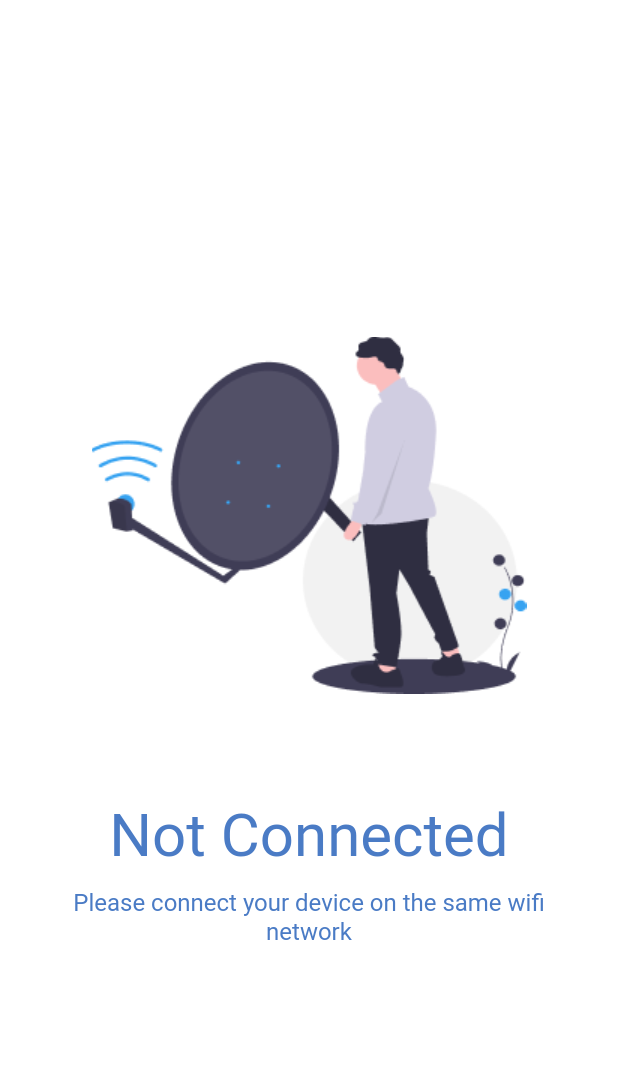
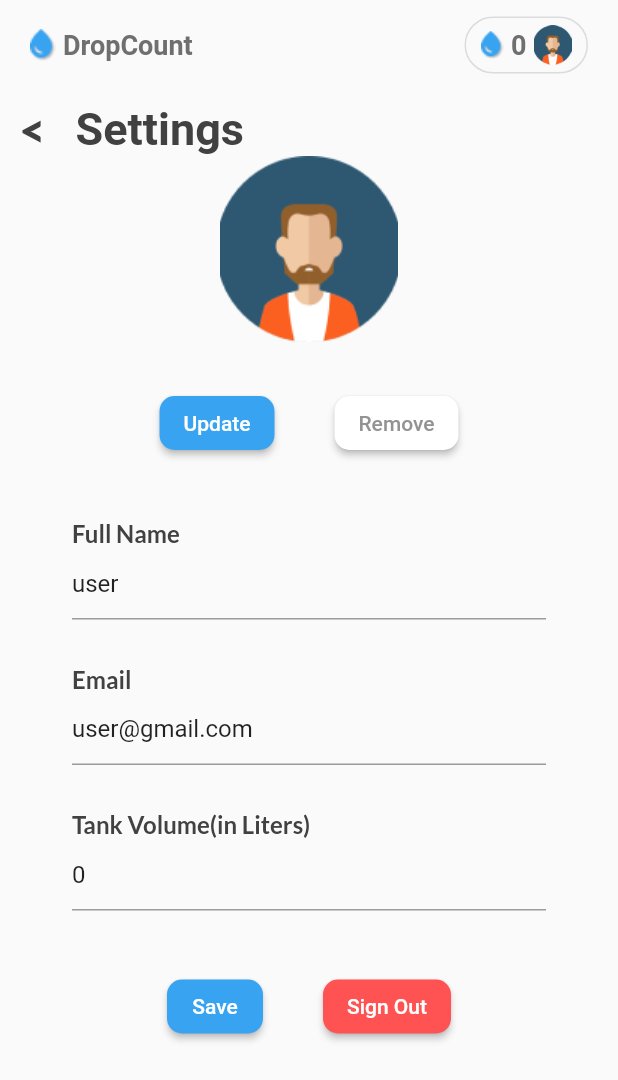
Before and after one commit to dscmriirs/DropCount, a Flutter app: the screen it shows after launch, on a phone screen of 412 x 824 dp. Shown: the top 1080 px of the screen. Run offline on Flutter 3.47's test engine with Material 2 defaults, Android fonts, the phone set to English and light mode, and no system bars; our stand-ins replace google_fonts.

Commit message:
added settings page

```diff
--- a/lib/components/appBar.dart
+++ b/lib/components/appBar.dart
@@ -7,7 +7,7 @@ class appBar extends StatelessWidget with PreferredSizeWidget {
   @override
   Widget build(BuildContext context) {
     return Container(
-        padding: const EdgeInsets.symmetric(horizontal: 20, vertical: 25),
+        padding: const EdgeInsets.symmetric(horizontal: 20),
         child: Column(
             mainAxisAlignment: MainAxisAlignment.center,
             crossAxisAlignment: CrossAxisAlignment.center,
@@ -69,5 +69,5 @@ class appBar extends StatelessWidget with PreferredSizeWidget {
   }
 
   @override
-  Size get preferredSize => const Size.fromHeight(90);
+  Size get preferredSize => const Size.fromHeight(60);
 }
--- a/lib/main.dart
+++ b/lib/main.dart
@@ -1,7 +1,8 @@
 import 'package:flutter/material.dart';
-import '../screens/EntryPage.dart';
-import '../screens/AboutPage.dart';
-import '../screens/NotConnectedPage.dart';
+import 'screens/EntryPage.dart';
+import 'screens/AboutPage.dart';
+import 'screens/NotConnectedPage.dart';
+import 'screens/Settings.dart';
 
 void main() {
   runApp(const MyApp());
@@ -26,7 +27,6 @@ class MyHomePage extends StatelessWidget {
 
   @override
   Widget build(BuildContext context) {
-    return const Material(
-        type: MaterialType.transparency, child: NotConnected());
+    return const Material(type: MaterialType.transparency, child: Settings());
   }
 }
--- /dev/null
+++ b/lib/screens/Settings.dart
@@ -0,0 +1,239 @@
+// ignore_for_file: unnecessary_new
+
+import 'package:flutter/material.dart';
+import 'package:flutter/services.dart';
+import 'package:google_fonts/google_fonts.dart';
+import '../components/appBar.dart';
+
+class Settings extends StatelessWidget {
+  final String name, email;
+  final int volume;
+  const Settings(
+      {Key? key,
+      this.name = 'user',
+      this.email = 'user@gmail.com',
+      this.volume = 0})
+      : super(key: key);
+  @override
+  Widget build(BuildContext context) {
+    return SafeArea(
+        child: Scaffold(
+            appBar: const appBar(),
+            body: SingleChildScrollView(
+                child: Padding(
+                    padding: const EdgeInsets.all(8.0),
+                    child: Column(
+                        crossAxisAlignment: CrossAxisAlignment.start,
+                        mainAxisAlignment: MainAxisAlignment.center,
+                        children: <Widget>[
+                          Padding(
+                            padding: const EdgeInsets.only(left: 5),
+                            child: Row(
+                              children: [
+                                Row(
+                                  children: [
+                                    // InkWell(
+                                    //   onTap: () => {},
+                                    //   child: Text(
+                                    //     '<',
+                                    //     textAlign: TextAlign.justify,
+                                    //     style: GoogleFonts.lato(
+                                    //       fontSize: 16,
+                                    //       fontWeight: FontWeight.w400,
+                                    //       color: Color.fromRGBO(65, 65, 65, 1),
+                                    //     ),
+                                    //   ),
+                                    // ),
+                                    Padding(
+                                      padding: const EdgeInsets.only(right: 20),
+                                      child: Text(
+                                        '<',
+                                        textAlign: TextAlign.justify,
+                                        style: GoogleFonts.lato(
+                                          fontSize: 30,
+                                          fontWeight: FontWeight.w900,
+                                          color: Color.fromRGBO(65, 65, 65, 1),
+                                        ),
+                                      ),
+                                    ),
+                                    Text(
+                                      'Settings',
+                                      textAlign: TextAlign.justify,
+                                      style: GoogleFonts.roboto(
+                                        fontSize: 30,
+                                        fontWeight: FontWeight.w700,
+                                        color: Color.fromRGBO(65, 65, 65, 1),
+                                      ),
+                                    ),
+                                  ],
+                                ),
+                              ],
+                            ),
+                          ),
+                          Row(
+                            mainAxisAlignment: MainAxisAlignment.center,
+                            children: [
+                              Image.asset('assets/images/userIcon.png')
+                            ],
+                          ),
+                          Container(
+                              margin: const EdgeInsets.symmetric(vertical: 30),
+                              child: Row(
+                                mainAxisAlignment: MainAxisAlignment.center,
+                                children: [
+                                  Container(
+                                      margin: const EdgeInsets.only(right: 20),
+                                      child: ElevatedButton(
+                                          onPressed: () {},
+                                          child: const Text('Update'),
+                                          style: ElevatedButton.styleFrom(
+                                            shape: RoundedRectangleBorder(
+                                                borderRadius:
+                                                    BorderRadius.circular(
+                                                        10.0)),
+                                            primary: const Color.fromRGBO(
+                                                55, 163, 241, 1),
+                                          ))),
+                                  Container(
+                                      margin: const EdgeInsets.only(left: 20),
+                                      child: ElevatedButton(
+                                          onPressed: () {},
+                                          child: const Text('Remove'),
+                                          style: ElevatedButton.styleFrom(
+                                            shape: RoundedRectangleBorder(
+                                                borderRadius:
+                                                    BorderRadius.circular(
+                                                        10.0)),
+                                            primary: Colors.white,
+                                            onPrimary: const Color.fromRGBO(
+                                                147, 147, 147, 1),
+                                          ))),
+                                ],
+                              )),
+                          Container(
+                              margin: const EdgeInsets.symmetric(
+                                  horizontal: 40, vertical: 10),
+                              child: Column(
+                                crossAxisAlignment: CrossAxisAlignment.start,
+                                mainAxisAlignment:
+                                    MainAxisAlignment.spaceEvenly,
+                                children: [
+                                  Text(
+                                    'Full Name',
+                                    style: GoogleFonts.lato(
+                                        fontSize: 16,
+                                        color:
+                                            const Color.fromRGBO(65, 65, 65, 1),
+                                        fontWeight: FontWeight.bold),
+                                  ),
+                                  TextFormField(
+                                      validator: (value) {
+                                        if (value == null || value.isEmpty) {
+                                          return 'Please enter some text';
+                                        }
+                                        return null;
+                                      },
+                                      initialValue: name,
+                                      decoration: const InputDecoration(
+                                        hintText: 'Enter Username',
+                                      )),
+                                  Container(
+                                    height: 30,
+                                  ),
+                                  Text(
+                                    'Email',
+                                    style: GoogleFonts.lato(
+                                        fontSize: 16,
+                                        color:
+                                            const Color.fromRGBO(65, 65, 65, 1),
+                                        fontWeight: FontWeight.bold),
+                                  ),
+                                  TextFormField(
+                                      validator: (value) {
+                                        if (value == null || value.isEmpty) {
+                                          return 'Please enter some text';
+                                        }
+                                        return null;
+                                      },
+                                      initialValue: email,
+                                      decoration: const InputDecoration(
+                                        hintText: 'Enter Email',
+                                      )),
+                                  Container(
+                                    height: 30,
+                                  ),
+                                  Text(
+                                    'Tank Volume(in Liters)',
+                                    style: GoogleFonts.lato(
+                                        fontSize: 16,
+                                        color:
+                                            const Color.fromRGBO(65, 65, 65, 1),
+                                        fontWeight: FontWeight.bold),
+                                  ),
+                                  TextFormField(
+                                      validator: (value) {
+                                        if (value == null || value.isEmpty) {
+                                          return 'Please enter some text';
+                                        }
+                                        return null;
+                                      },
+                                      keyboardType:
+                                          const TextInputType.numberWithOptions(
+                                              decimal: true),
+                                      inputFormatters: <TextInputFormatter>[
+                                        FilteringTextInputFormatter.digitsOnly
+                                      ],
+                                      initialValue: volume.toString(),
+                                      decoration: const InputDecoration(
+                                        hintText: 'Enter Volume of Tank',
+                                      )),
+                                  Container(
+                                    height: 30,
+                                  ),
+                                  Container(
+                                      margin: const EdgeInsets.only(top: 10),
+                                      child: Row(
+                                        mainAxisAlignment:
+                                            MainAxisAlignment.center,
+                                        children: [
+                                          Container(
+                                              margin: const EdgeInsets.only(
+                                                  right: 20),
+                                              child: ElevatedButton(
+                                                  onPressed: () {},
+                                                  child: const Text('Save'),
+                                                  style:
+                                                      ElevatedButton.styleFrom(
+                                                    shape:
+                                                        RoundedRectangleBorder(
+                                                            borderRadius:
+                                                                BorderRadius
+                                                                    .circular(
+                                                                        10.0)),
+                                                    primary:
+                                                        const Color.fromRGBO(
+                                                            55, 163, 241, 1),
+                                                  ))),
+                                          Container(
+                                              margin: const EdgeInsets.only(
+                                                  left: 20),
+                                              child: ElevatedButton(
+                                                  onPressed: () {},
+                                                  child: const Text('Sign Out'),
+                                                  style:
+                                                      ElevatedButton.styleFrom(
+                                                    shape:
+                                                        RoundedRectangleBorder(
+                                                            borderRadius:
+                                                                BorderRadius
+                                                                    .circular(
+                                                                        10.0)),
+                                                    primary: Colors.redAccent,
+                                                  ))),
+                                        ],
+                                      )),
+                                ],
+                              ))
+                        ])))));
+  }
+}
```
